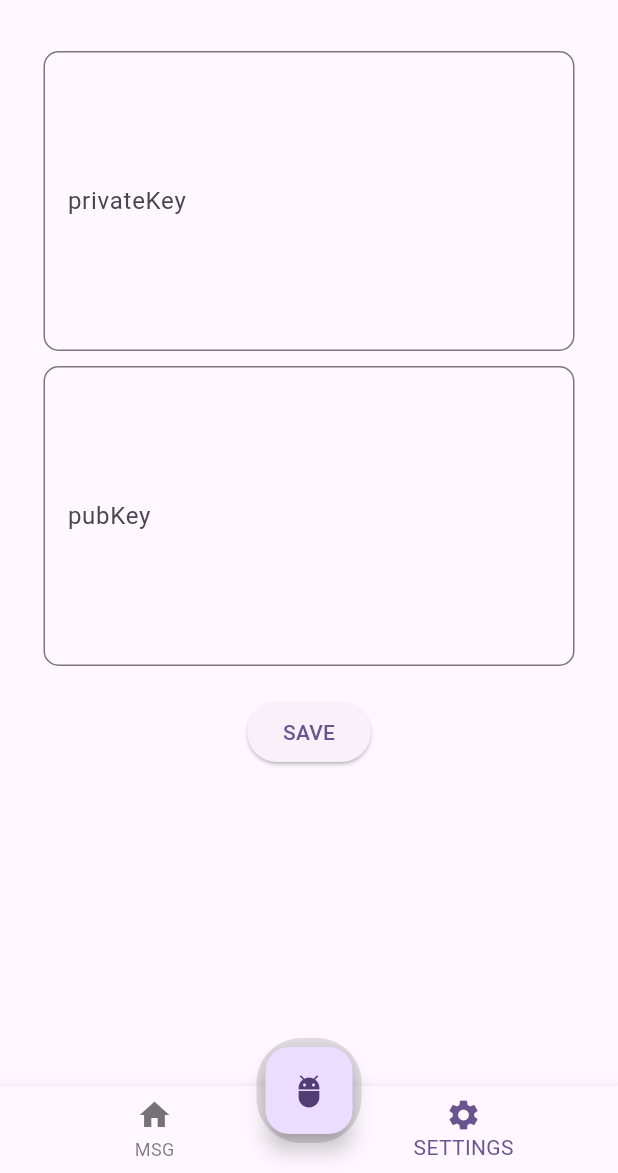
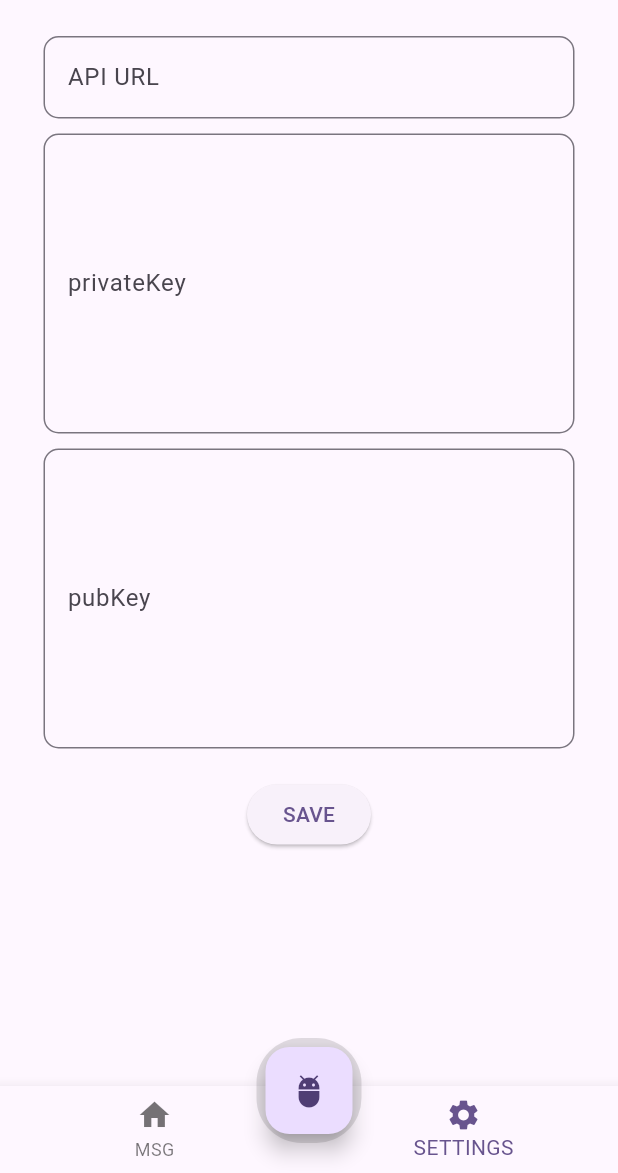
Before and after one commit to lpxxn/yoyo, a Flutter app: the screen it shows after launch, item 2 of the bottom bar chosen, after a tap on "SAVE", on a phone screen of 412 x 824 dp, the part 63-1236 px from its top. Run offline on Flutter 3.47's test engine with Material 3 defaults, Android fonts, the light colour scheme and no system bars; our stand-ins replace get, shared_preferences.

Commit message:
feat: aws iot

```diff
--- a/clank/lib/pages/tab.dart
+++ b/clank/lib/pages/tab.dart
@@ -1,6 +1,7 @@
 import 'package:flutter/material.dart';
 import './tabs/home.dart';
 import './tabs/settings.dart';
+import 'package:shared_preferences/shared_preferences.dart';
 
 class Tab extends StatefulWidget {
   const Tab({super.key});
@@ -11,7 +12,7 @@ class Tab extends StatefulWidget {
 
 class _TabState extends State<Tab> {
   int _currentIdx = 0;
-  List<Widget> _pages = [HomePage(), SettingPage()];
+  final List<Widget> _pages = [const HomePage(), const SettingPage()];
 
   @override
   Widget build(BuildContext context) {
@@ -38,15 +39,18 @@ class _TabState extends State<Tab> {
         height: 70,
         width: 70,
         padding: const EdgeInsets.all(6),
-        margin: EdgeInsets.only(top: 6),
+        margin: const EdgeInsets.only(top: 6),
         decoration: BoxDecoration(
           color: Colors.black12,
           borderRadius: BorderRadius.circular(30),
         ),
         child: FloatingActionButton(
           child: const Icon(Icons.adb),
-          onPressed: () {
+          onPressed: () async {
             print("WOL");
+            SharedPreferences prefs = await SharedPreferences.getInstance();
+            var apiUrl = prefs.getString('awsApiURL') ?? "";
+            print(apiUrl);
           },
         ),
       ),
--- a/clank/lib/pages/tabs/settings.dart
+++ b/clank/lib/pages/tabs/settings.dart
@@ -1,4 +1,3 @@
-import 'package:flutter/cupertino.dart';
 import 'package:flutter/material.dart';
 import 'package:shared_preferences/shared_preferences.dart';
 
@@ -7,10 +6,14 @@ import 'package:shared_preferences/shared_preferences.dart';
 //   await prefs.setString('name', 'John Doe');
 // }
 
-// Future<String?> getName() async {
-//   SharedPreferences prefs = await SharedPreferences.getInstance();
-//   return prefs.getString('name');
-// }
+Future<String?> getName(key) async {
+  SharedPreferences prefs = await SharedPreferences.getInstance();
+  return prefs.getString(key);
+}
+
+const awsApiURL = 'awsApiURL';
+const privateKeyName = 'privateKey';
+const publicKeyName = 'publicKey';
 
 class SettingPage extends StatefulWidget {
   const SettingPage({super.key});
@@ -20,6 +23,7 @@ class SettingPage extends StatefulWidget {
 }
 
 class _SettingPageState extends State<SettingPage> {
+  final TextEditingController _textApiURLController = TextEditingController();
   final TextEditingController _textPrivateKeyController =
       TextEditingController();
   final TextEditingController _textPublicKeyController =
@@ -35,23 +39,42 @@ class _SettingPageState extends State<SettingPage> {
   void _loadSettings() async {
     final prefs = await SharedPreferences.getInstance();
     setState(() {
-      _textPrivateKeyController.text = prefs.getString('privateKey') ?? "";
-      _textPublicKeyController.text = prefs.getString('publicKey') ?? "";
+      _textApiURLController.text = prefs.getString(awsApiURL) ?? "";
+      _textPrivateKeyController.text = prefs.getString(privateKeyName) ?? "";
+      _textPublicKeyController.text = prefs.getString(publicKeyName) ?? "";
     });
   }
 
   // Save settings to SharedPreferences
   void _saveSettings() async {
     final prefs = await SharedPreferences.getInstance();
-    prefs.setString('privateKey', _textPrivateKeyController.text);
-    prefs.setString('publicKey', _textPublicKeyController.text);
+    prefs.setString(awsApiURL, _textApiURLController.text);
+    prefs.setString(privateKeyName, _textPrivateKeyController.text);
+    prefs.setString(publicKeyName, _textPublicKeyController.text);
   }
 
   @override
   Widget build(BuildContext context) {
     return Center(
         child: Column(children: [
-      const SizedBox(height: 20),
+      const SizedBox(height: 10),
+      Container(
+        height: 55,
+        margin: const EdgeInsets.symmetric(horizontal: 29),
+        child: TextField(
+            controller: _textApiURLController,
+            maxLines: null,
+            minLines: null,
+            expands: true,
+            decoration: InputDecoration(
+                labelText: "API URL",
+                // contentPadding: const EdgeInsets.symmetric(vertical: 50.0),
+                border: OutlineInputBorder(
+                  borderRadius: BorderRadius.circular(10),
+                ))),
+      ),
+      const SizedBox(height: 10),
+
       Container(
         height: 200,
         margin: const EdgeInsets.symmetric(horizontal: 29),
--- a/clank/pubspec.yaml
+++ b/clank/pubspec.yaml
@@ -39,6 +39,9 @@ dependencies:
   yaml: ^3.1.2
   path: ^1.9.0
   shared_preferences: ^2.2.3
+  dio: ^5.4.3+1
+  aws_common: ^0.7.0
+  aws_signature_v4: ^0.6.0
 
 dev_dependencies:
   flutter_test:
```
